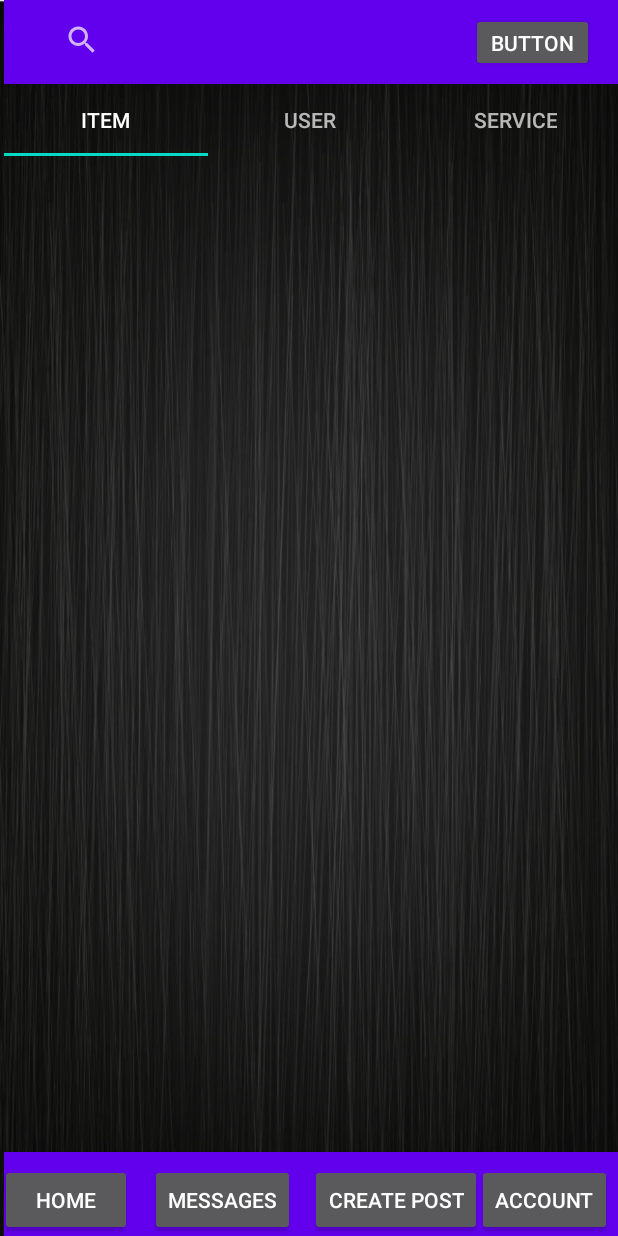
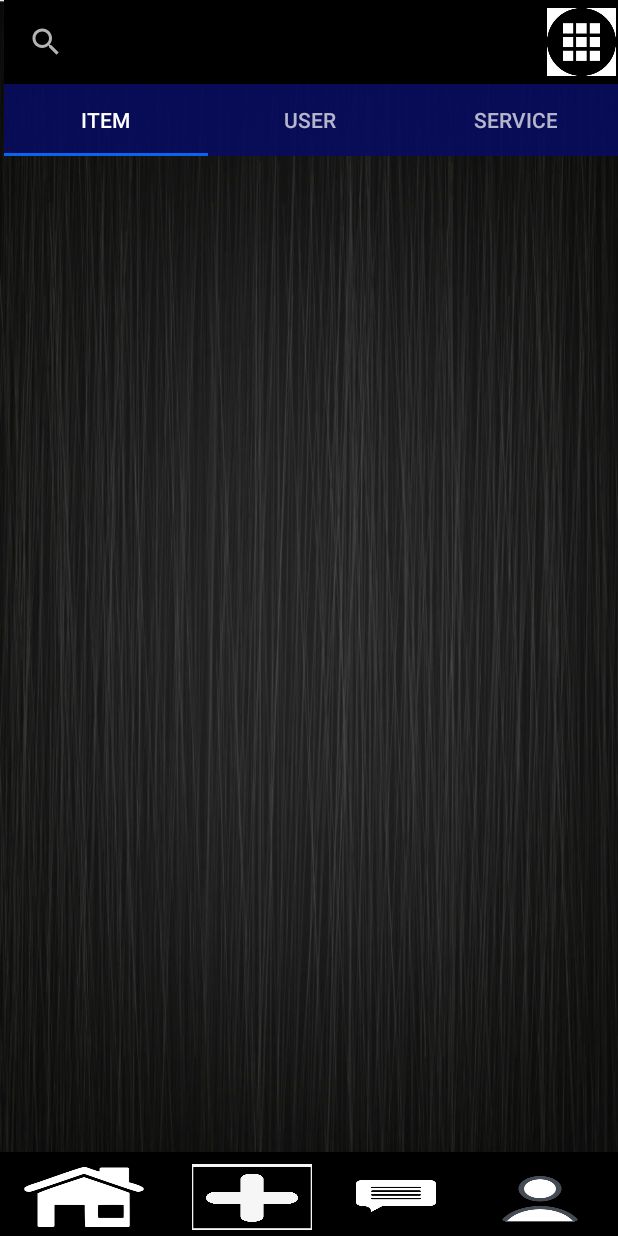
Before and after one commit to wilfredo1m/BeachList, an Android app: the HomeScreen screen opened directly, with no data from a screen before it, on a phone screen of 412 x 824 dp. Run offline under Robolectric (Android 15) with nearby library versions, the light colour scheme and no system bars.

Commit message:
-fixed spacing on toolbars -added toolbars to create account page

```diff
--- a/app/src/main/res/layout/activity_bottom_searchbar.xml
+++ b/app/src/main/res/layout/activity_bottom_searchbar.xml
@@ -9,7 +9,6 @@
         android:id="@+id/toolbar5"
         android:layout_width="match_parent"
         android:layout_height="wrap_content"
-        android:layout_marginBottom="4dp"
         android:background="#000000"
         android:minHeight="?attr/actionBarSize"
         android:theme="?attr/actionBarTheme"
--- a/app/src/main/res/layout/activity_home_screen.xml
+++ b/app/src/main/res/layout/activity_home_screen.xml
@@ -7,16 +7,85 @@
     android:background="@drawable/gray_background"
     tools:context=".HomeScreen">
 
+
+    <include
+        android:id="@+id/include2"
+        layout="@layout/activity_toolbar_searchbar"
+        android:layout_width="match_parent"
+        android:layout_height="wrap_content"
+        app:layout_constraintEnd_toEndOf="parent"
+        app:layout_constraintHorizontal_bias="0.0"
+        app:layout_constraintStart_toStartOf="parent"
+        app:layout_constraintTop_toTopOf="parent"></include>
+
+    <include
+        layout="@layout/activity_bottom_searchbar"
+        android:layout_width="match_parent"
+        android:layout_height="wrap_content"
+        app:layout_constraintBottom_toBottomOf="parent"
+        app:layout_constraintEnd_toEndOf="parent"
+        app:layout_constraintHorizontal_bias="0.0"
+        app:layout_constraintStart_toStartOf="parent"></include>
+
     <ImageView
         android:id="@+id/imageView"
         android:layout_width="wrap_content"
         android:layout_height="wrap_content"
-        android:layout_marginTop="72dp"
+        android:layout_marginTop="120dp"
         android:layout_marginEnd="52dp"
         android:layout_marginRight="52dp"
         android:clickable="false"
         app:layout_constraintEnd_toEndOf="parent"
-        app:layout_constraintTop_toBottomOf="@+id/tabLayout2"
+        app:layout_constraintTop_toTopOf="parent"
+        tools:srcCompat="@tools:sample/avatars" />
+
+    <ImageView
+        android:id="@+id/imageView3"
+        android:layout_width="wrap_content"
+        android:layout_height="wrap_content"
+        android:layout_marginTop="92dp"
+        android:layout_marginEnd="8dp"
+        android:layout_marginRight="8dp"
+        android:layout_marginBottom="1dp"
+        app:layout_constraintBottom_toBottomOf="@+id/imageView4"
+        app:layout_constraintEnd_toEndOf="@+id/imageView5"
+        app:layout_constraintTop_toBottomOf="@+id/imageView5"
+        app:layout_constraintVertical_bias="1.0"
+        tools:srcCompat="@tools:sample/avatars" />
+
+    <ImageView
+        android:id="@+id/imageView4"
+        android:layout_width="wrap_content"
+        android:layout_height="wrap_content"
+        android:layout_marginTop="76dp"
+        android:layout_marginEnd="52dp"
+        android:layout_marginRight="52dp"
+        app:layout_constraintEnd_toStartOf="@+id/imageView3"
+        app:layout_constraintHorizontal_bias="0.0"
+        app:layout_constraintStart_toStartOf="@+id/imageView2"
+        app:layout_constraintTop_toBottomOf="@+id/imageView2"
+        tools:srcCompat="@tools:sample/avatars" />
+
+    <ImageView
+        android:id="@+id/imageView5"
+        android:layout_width="wrap_content"
+        android:layout_height="wrap_content"
+        android:layout_marginTop="56dp"
+        app:layout_constraintEnd_toEndOf="@+id/imageView"
+        app:layout_constraintTop_toBottomOf="@+id/imageView"
+        tools:srcCompat="@tools:sample/avatars" />
+
+    <ImageView
+        android:id="@+id/imageView2"
+        android:layout_width="wrap_content"
+        android:layout_height="wrap_content"
+        android:layout_marginTop="56dp"
+        android:layout_marginEnd="52dp"
+        android:layout_marginRight="52dp"
+        app:layout_constraintEnd_toStartOf="@+id/imageView5"
+        app:layout_constraintHorizontal_bias="1.0"
+        app:layout_constraintStart_toStartOf="parent"
+        app:layout_constraintTop_toBottomOf="@+id/imageView6"
         tools:srcCompat="@tools:sample/avatars" />
 
     <ImageView
@@ -31,175 +100,4 @@
         app:layout_constraintTop_toTopOf="@+id/imageView"
         tools:srcCompat="@tools:sample/avatars" />
 
-    <ImageView
-        android:id="@+id/imageView5"
-        android:layout_width="wrap_content"
-        android:layout_height="wrap_content"
-        android:layout_marginTop="60dp"
-        app:layout_constraintEnd_toEndOf="@+id/imageView"
-        app:layout_constraintTop_toBottomOf="@+id/imageView"
-        tools:srcCompat="@tools:sample/avatars" />
-
-    <ImageView
-        android:id="@+id/imageView3"
-        android:layout_width="wrap_content"
-        android:layout_height="wrap_content"
-        android:layout_marginTop="92dp"
-        android:layout_marginEnd="8dp"
-        android:layout_marginRight="8dp"
-        android:layout_marginBottom="1dp"
-        app:layout_constraintBottom_toBottomOf="@+id/imageView4"
-        app:layout_constraintEnd_toEndOf="@+id/imageView5"
-        app:layout_constraintTop_toBottomOf="@+id/imageView5"
-        app:layout_constraintVertical_bias="0.96"
-        tools:srcCompat="@tools:sample/avatars" />
-
-    <ImageView
-        android:id="@+id/imageView4"
-        android:layout_width="wrap_content"
-        android:layout_height="wrap_content"
-        android:layout_marginTop="68dp"
-        android:layout_marginEnd="52dp"
-        android:layout_marginRight="52dp"
-        app:layout_constraintBottom_toTopOf="@+id/toolbar3"
-        app:layout_constraintEnd_toStartOf="@+id/imageView3"
-        app:layout_constraintHorizontal_bias="0.0"
-        app:layout_constraintStart_toStartOf="@+id/imageView2"
-        app:layout_constraintTop_toBottomOf="@+id/imageView2"
-        app:layout_constraintVertical_bias="0.0"
-        tools:srcCompat="@tools:sample/avatars" />
-
-    <ImageView
-        android:id="@+id/imageView2"
-        android:layout_width="wrap_content"
-        android:layout_height="wrap_content"
-        android:layout_marginTop="60dp"
-        android:layout_marginEnd="52dp"
-        android:layout_marginRight="52dp"
-        app:layout_constraintEnd_toStartOf="@+id/imageView5"
-        app:layout_constraintHorizontal_bias="1.0"
-        app:layout_constraintStart_toStartOf="parent"
-        app:layout_constraintTop_toBottomOf="@+id/imageView6"
-        tools:srcCompat="@tools:sample/avatars" />
-
-    <androidx.appcompat.widget.Toolbar
-        android:id="@+id/toolbar2"
-        android:layout_width="409dp"
-        android:layout_height="wrap_content"
-        android:background="?attr/colorPrimary"
-        android:minHeight="?attr/actionBarSize"
-        android:theme="?attr/actionBarTheme"
-        app:layout_constraintEnd_toEndOf="parent"
-        app:layout_constraintHorizontal_bias="1.0"
-        app:layout_constraintStart_toStartOf="parent"
-        app:layout_constraintTop_toTopOf="parent" />
-
-    <androidx.appcompat.widget.Toolbar
-        android:id="@+id/toolbar3"
-        android:layout_width="409dp"
-        android:layout_height="wrap_content"
-        android:background="?attr/colorPrimary"
-        android:minHeight="?attr/actionBarSize"
-        android:theme="?attr/actionBarTheme"
-        app:layout_constraintBottom_toBottomOf="parent"
-        app:layout_constraintEnd_toEndOf="parent"
-        app:layout_constraintHorizontal_bias="1.0"
-        app:layout_constraintStart_toStartOf="parent" />
-
-    <Button
-        android:id="@+id/button"
-        android:layout_width="wrap_content"
-        android:layout_height="wrap_content"
-        android:layout_marginEnd="12dp"
-        android:layout_marginRight="12dp"
-        android:text="home"
-        app:layout_constraintBottom_toBottomOf="@+id/button3"
-        app:layout_constraintEnd_toStartOf="@+id/button3"
-        app:layout_constraintTop_toTopOf="@+id/button3"
-        app:layout_constraintVertical_bias="0.0" />
-
-    <Button
-        android:id="@+id/button3"
-        android:layout_width="wrap_content"
-        android:layout_height="wrap_content"
-        android:layout_marginStart="100dp"
-        android:layout_marginLeft="100dp"
-        android:text="messages"
-        app:layout_constraintBottom_toBottomOf="@+id/toolbar3"
-        app:layout_constraintEnd_toEndOf="@+id/button4"
-        app:layout_constraintHorizontal_bias="0.0"
-        app:layout_constraintStart_toStartOf="parent"
-        app:layout_constraintTop_toTopOf="@+id/button4"
-        app:layout_constraintVertical_bias="0.0" />
-
-    <Button
-        android:id="@+id/button4"
-        android:layout_width="wrap_content"
-        android:layout_height="wrap_content"
-        android:layout_marginStart="204dp"
-        android:layout_marginLeft="204dp"
-        android:text="create post"
-        app:layout_constraintBottom_toBottomOf="@+id/toolbar3"
-        app:layout_constraintStart_toStartOf="@+id/toolbar3"
-        app:layout_constraintTop_toTopOf="@+id/toolbar3"
-        app:layout_constraintVertical_bias="1.0" />
-
-    <Button
-        android:id="@+id/button5"
-        android:layout_width="wrap_content"
-        android:layout_height="wrap_content"
-        android:layout_marginEnd="8dp"
-        android:layout_marginRight="8dp"
-        android:text="account"
-        app:layout_constraintBottom_toBottomOf="@+id/toolbar3"
-        app:layout_constraintEnd_toEndOf="parent"
-        app:layout_constraintStart_toEndOf="@+id/button4"
-        app:layout_constraintTop_toTopOf="@+id/button4" />
-
-    <Button
-        android:id="@+id/button6"
-        android:layout_width="82dp"
-        android:layout_height="39dp"
-        android:layout_marginEnd="16dp"
-        android:layout_marginRight="16dp"
-        android:text="Button"
-        app:layout_constraintBottom_toBottomOf="@+id/toolbar2"
-        app:layout_constraintEnd_toEndOf="parent"
-        app:layout_constraintTop_toTopOf="@+id/toolbar2" />
-
-    <SearchView
-        android:layout_width="56dp"
-        android:layout_height="39dp"
-        app:layout_constraintBottom_toBottomOf="@+id/toolbar2"
-        app:layout_constraintEnd_toStartOf="@+id/button6"
-        app:layout_constraintHorizontal_bias="0.12"
-        app:layout_constraintStart_toStartOf="parent"
-        app:layout_constraintTop_toTopOf="@+id/toolbar2"
-        app:layout_constraintVertical_bias="0.411" />
-
-    <com.google.android.material.tabs.TabLayout
-        android:id="@+id/tabLayout2"
-        android:layout_width="409dp"
-        android:layout_height="wrap_content"
-        app:layout_constraintEnd_toEndOf="parent"
-        app:layout_constraintHorizontal_bias="1.0"
-        app:layout_constraintStart_toStartOf="parent"
-        app:layout_constraintTop_toBottomOf="@+id/toolbar2">
-
-        <com.google.android.material.tabs.TabItem
-            android:layout_width="wrap_content"
-            android:layout_height="wrap_content"
-            android:text="Item" />
-
-        <com.google.android.material.tabs.TabItem
-            android:layout_width="wrap_content"
-            android:layout_height="wrap_content"
-            android:text="User" />
-
-        <com.google.android.material.tabs.TabItem
-            android:layout_width="wrap_content"
-            android:layout_height="wrap_content"
-            android:text="Service" />
-    </com.google.android.material.tabs.TabLayout>
-
 </androidx.constraintlayout.widget.ConstraintLayout>
--- a/app/src/main/res/layout/activity_toolbar_searchbar.xml
+++ b/app/src/main/res/layout/activity_toolbar_searchbar.xml
@@ -13,36 +13,31 @@
         android:minHeight="?attr/actionBarSize"
         android:theme="?attr/actionBarTheme"
         app:layout_constraintEnd_toEndOf="parent"
-        app:layout_constraintHorizontal_bias="0.0"
+        app:layout_constraintHorizontal_bias="1.0"
         app:layout_constraintStart_toStartOf="parent"
         app:layout_constraintTop_toTopOf="parent" />
 
-    <Button
-        android:id="@+id/button10"
-        android:layout_width="59dp"
-        android:layout_height="57dp"
-        android:background="@drawable/categories_icon"
-        app:layout_constraintBottom_toBottomOf="@+id/toolbar6"
-        app:layout_constraintEnd_toEndOf="@+id/toolbar6"
-        app:layout_constraintTop_toTopOf="@+id/toolbar6" />
-
     <SearchView
-        android:layout_width="67dp"
-        android:layout_height="53dp"
+        android:id="@+id/searchView"
+        android:layout_width="351dp"
+        android:layout_height="56dp"
         android:background="#70000000"
         app:layout_constraintBottom_toBottomOf="@+id/toolbar6"
+        app:layout_constraintEnd_toStartOf="@+id/button10"
         app:layout_constraintStart_toStartOf="parent"
         app:layout_constraintTop_toTopOf="parent"
-        app:layout_constraintVertical_bias="1.0" />
+        app:layout_constraintVertical_bias="1.0">
+
+    </SearchView>
 
     <com.google.android.material.tabs.TabLayout
         android:layout_width="409dp"
         android:layout_height="wrap_content"
-        android:layout_marginTop="2dp"
         android:background="#DD070C61"
         app:layout_constraintEnd_toEndOf="parent"
+        app:layout_constraintHorizontal_bias="1.0"
         app:layout_constraintStart_toStartOf="parent"
-        app:layout_constraintTop_toBottomOf="@+id/toolbar6"
+        app:layout_constraintTop_toBottomOf="@+id/searchView"
         app:tabIndicatorColor="#0A65EC">
 
         <com.google.android.material.tabs.TabItem
@@ -60,4 +55,15 @@
             android:layout_height="wrap_content"
             android:text="Service" />
     </com.google.android.material.tabs.TabLayout>
+
+    <Button
+        android:id="@+id/button10"
+        android:layout_width="46dp"
+        android:layout_height="45dp"
+        android:background="@drawable/categories_icon"
+        app:layout_constraintBottom_toBottomOf="@+id/toolbar6"
+        app:layout_constraintEnd_toEndOf="@+id/toolbar6"
+        app:layout_constraintHorizontal_bias="0.997"
+        app:layout_constraintStart_toStartOf="parent"
+        app:layout_constraintTop_toTopOf="@+id/toolbar6" />
 </androidx.constraintlayout.widget.ConstraintLayout>
```
